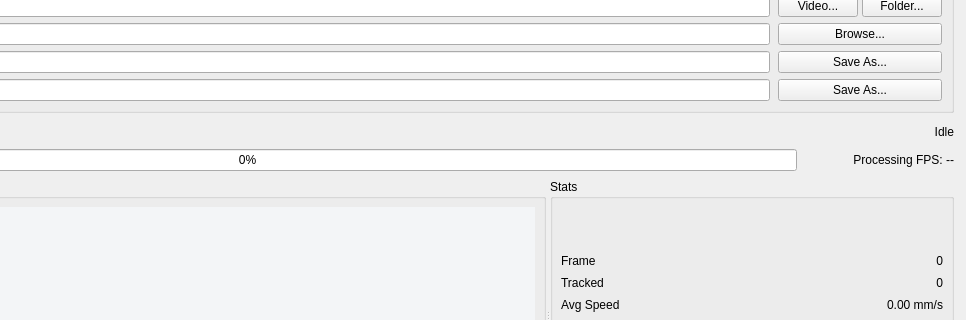
This is bubble_tracker_ui.ui in AHin16/YOLOTracker as Qt 5 draws it before an edit; both pictures show x 314 to 1280 and y 122 to 442 of the 1280 by 860 pixel window. The edited form follows.
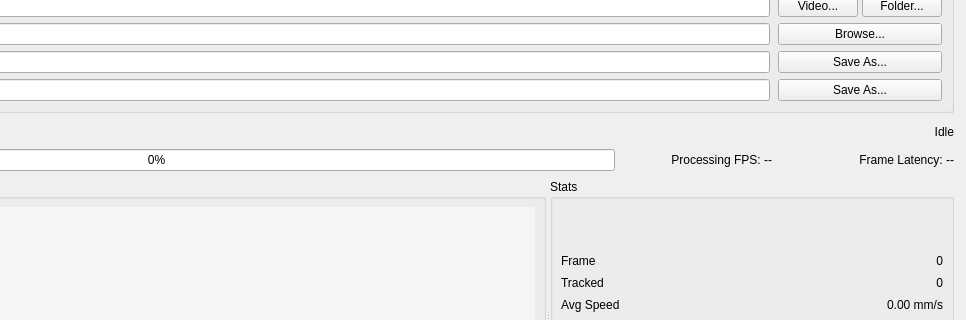
This is the edited form.

```diff
--- a/bubble_tracker_ui.ui
+++ b/bubble_tracker_ui.ui
@@ -279,6 +279,22 @@
           </property>
          </widget>
         </item>
+        <item>
+         <widget class="QLabel" name="frameLatencyLabel">
+          <property name="minimumSize">
+           <size>
+            <width>170</width>
+            <height>0</height>
+           </size>
+          </property>
+          <property name="text">
+           <string>Frame Latency: --</string>
+          </property>
+          <property name="alignment">
+           <set>Qt::AlignmentFlag::AlignRight|Qt::AlignmentFlag::AlignTrailing|Qt::AlignmentFlag::AlignVCenter</set>
+          </property>
+         </widget>
+        </item>
        </layout>
       </item>
      </layout>
```
